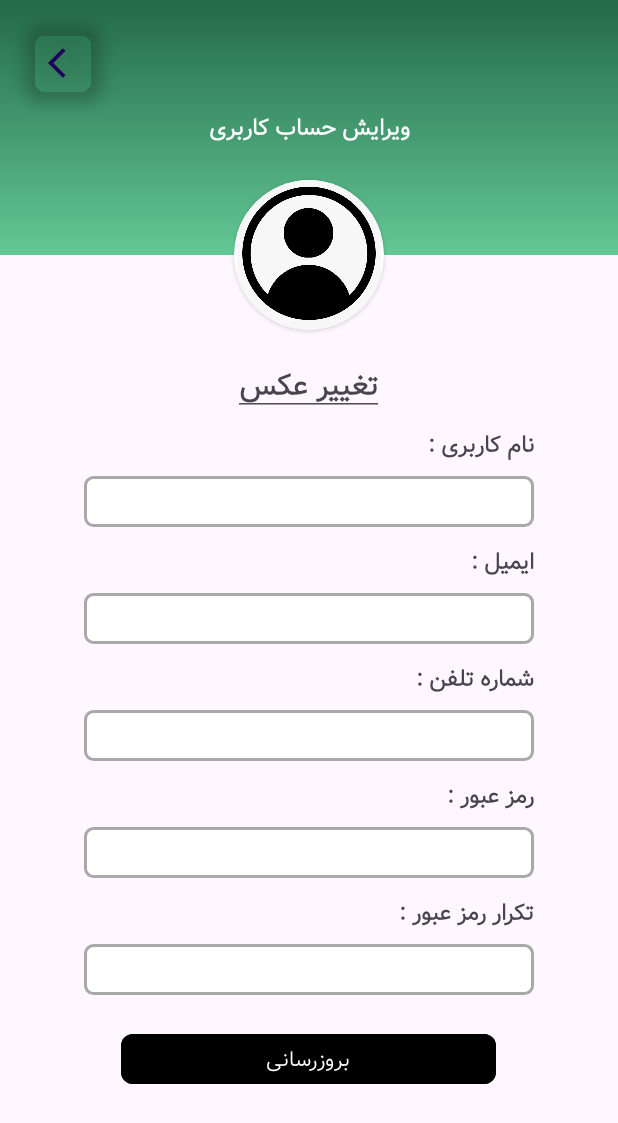
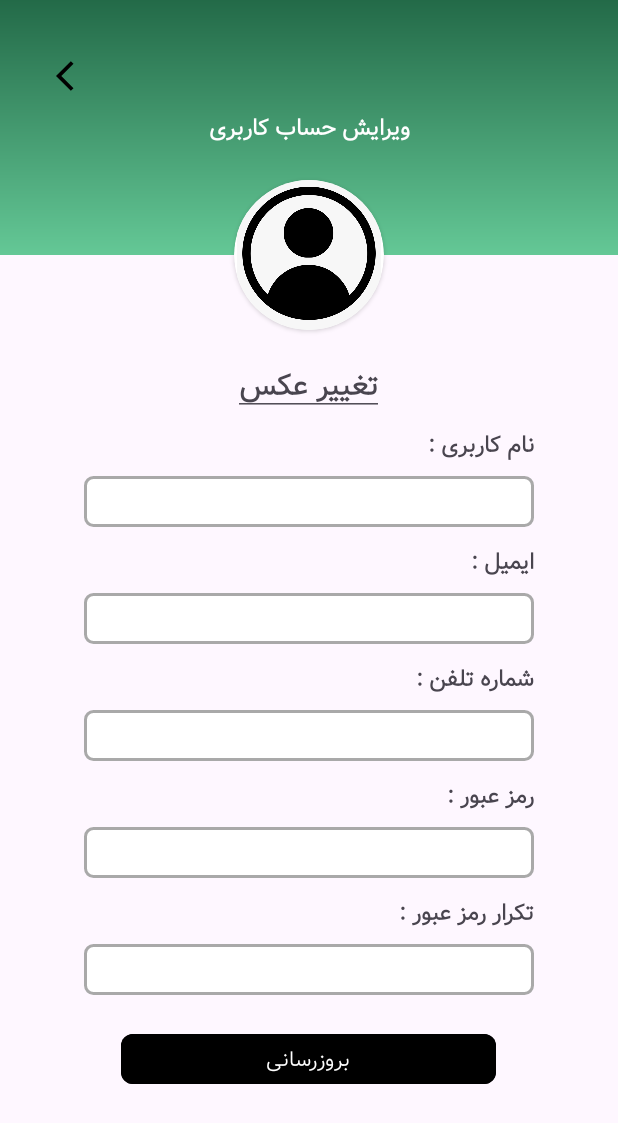
Before and after one commit to armnnjfi/Quantom, an Android app built with Jetpack Compose: the EditActivity screen opened directly, with no data from a screen before it, on a phone screen of 412 x 824 dp. Shown: the top 1123 px of the screen. Run offline under Robolectric (Android 15) with nearby library versions, the phone set to English and light mode, and no system bars.

Commit message:
Edit Profile

```diff
--- a/app/src/main/java/com/example/quantom/EditActivity.kt
+++ b/app/src/main/java/com/example/quantom/EditActivity.kt
@@ -3,6 +3,7 @@ package com.example.quantom
 import android.os.Bundle
 import android.text.SpannableString
 import android.text.style.UnderlineSpan
+import android.widget.ImageButton
 import android.widget.TextView
 import androidx.activity.enableEdgeToEdge
 import androidx.appcompat.app.AppCompatActivity
@@ -14,7 +15,7 @@ class EditActivity : AppCompatActivity() {
     private lateinit var textView: TextView
     val content = "تغییر عکس"
     val spannableString = SpannableString(content)
-    private lateinit var fab : FloatingActionButton
+    private lateinit var fab : ImageButton
     override fun onCreate(savedInstanceState: Bundle?) {
         super.onCreate(savedInstanceState)
         enableEdgeToEdge()
--- a/app/src/main/res/layout/activity_edit.xml
+++ b/app/src/main/res/layout/activity_edit.xml
@@ -23,16 +23,21 @@
             android:layout_gravity="center"
             android:textSize="15sp"/>
 
-        <com.google.android.material.floatingactionbutton.FloatingActionButton
+        <ImageButton
             android:id="@+id/back"
-            android:layout_width="wrap_content"
-            android:layout_height="wrap_content"
-            android:src="@drawable/baseline_arrow_back_ios_24"
-            android:layout_gravity="start|center"
-            app:backgroundTint="@android:color/transparent"
+            android:layout_width="48dp"
+            android:layout_height="48dp"
+            android:background="@android:color/transparent"
             android:contentDescription="Back Button"
-            android:elevation="0dp"
-            android:layout_marginBottom="100dp"/>
+            android:padding="0dp"
+            android:layout_gravity="start"
+            android:layout_marginBottom="95dp"
+            android:layout_marginLeft="25dp"
+            app:srcCompat="@drawable/baseline_arrow_back_ios_24"/>
+
+        <!-- فایل drawable جدید ایجاد کنید: res/drawable/layered_button.xml -->
+
+
 
     </androidx.appcompat.widget.Toolbar>
 
--- a/app/src/main/res/layout/fragment_profile.xml
+++ b/app/src/main/res/layout/fragment_profile.xml
@@ -41,7 +41,7 @@
             <TextView
                 android:layout_width="wrap_content"
                 android:layout_height="wrap_content"
-                android:text="نام کاربری"
+                android:text="معین برزگر "
                 android:textSize="15sp"
                 android:textColor="@color/white"
                 android:fontFamily="@font/vazirlight"
```
